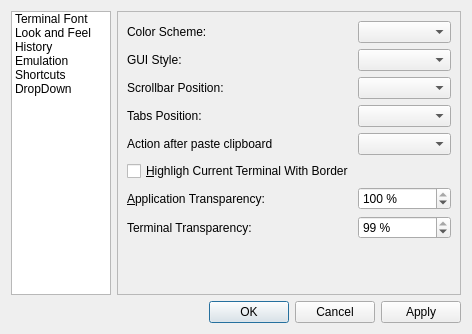
Above: src/forms/propertiesdialog.ui from lxqt/qterminal before the change. Below: the same form after it.
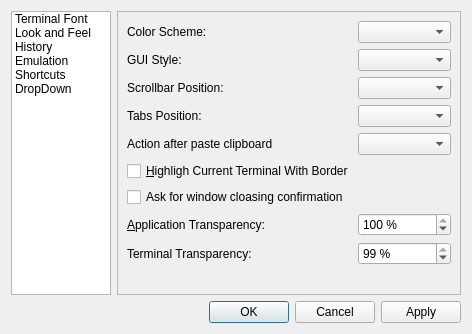
That is the form after the change. The open tabs and pages were chosen to show the change.

Commit message: fixed #37 Configuration AskOnExit should be editable via GUI

```diff
--- a/src/forms/propertiesdialog.ui
+++ b/src/forms/propertiesdialog.ui
@@ -178,7 +178,7 @@
        <item row="4" column="2">
         <widget class="QComboBox" name="motionAfterPasting_comboBox"/>
        </item>
-       <item row="8" column="2">
+       <item row="9" column="2">
         <widget class="QSpinBox" name="termOpacityBox">
          <property name="suffix">
           <string> %</string>
@@ -205,14 +205,14 @@
          </property>
         </widget>
        </item>
-       <item row="8" column="0">
+       <item row="9" column="0">
         <widget class="QLabel" name="label">
          <property name="text">
           <string>Terminal Transparency:</string>
          </property>
         </widget>
        </item>
-       <item row="7" column="0" colspan="2">
+       <item row="8" column="0" colspan="2">
         <widget class="QLabel" name="label_4">
          <property name="text">
           <string>&amp;Application Transparency:</string>
@@ -222,7 +222,20 @@
          </property>
         </widget>
        </item>
-       <item row="7" column="2">
+       <item row="11" column="0">
+        <spacer name="verticalSpacer_3">
+         <property name="orientation">
+          <enum>Qt::Vertical</enum>
+         </property>
+         <property name="sizeHint" stdset="0">
+          <size>
+           <width>20</width>
+           <height>0</height>
+          </size>
+         </property>
+        </spacer>
+       </item>
+       <item row="8" column="2">
         <widget class="QSpinBox" name="appOpacityBox">
          <property name="suffix">
           <string> %</string>
@@ -245,19 +258,6 @@
          </property>
         </widget>
        </item>
-       <item row="10" column="0">
-        <spacer name="verticalSpacer_3">
-         <property name="orientation">
-          <enum>Qt::Vertical</enum>
-         </property>
-         <property name="sizeHint" stdset="0">
-          <size>
-           <width>20</width>
-           <height>0</height>
-          </size>
-         </property>
-        </spacer>
-       </item>
        <item row="0" column="2">
         <widget class="QComboBox" name="colorSchemaCombo"/>
        </item>
@@ -271,6 +271,13 @@
        <item row="2" column="2">
         <widget class="QComboBox" name="scrollBarPos_comboBox"/>
        </item>
+       <item row="7" column="0" colspan="3">
+        <widget class="QCheckBox" name="askOnExitCheckBox">
+         <property name="text">
+          <string>Ask for window cloasing confirmation</string>
+         </property>
+        </widget>
+       </item>
       </layout>
      </widget>
      <widget class="QWidget" name="historyPage">
```
Left out of the diff: 2 changed lines with no effect on the pictures. The commit also changes 1 other file.
